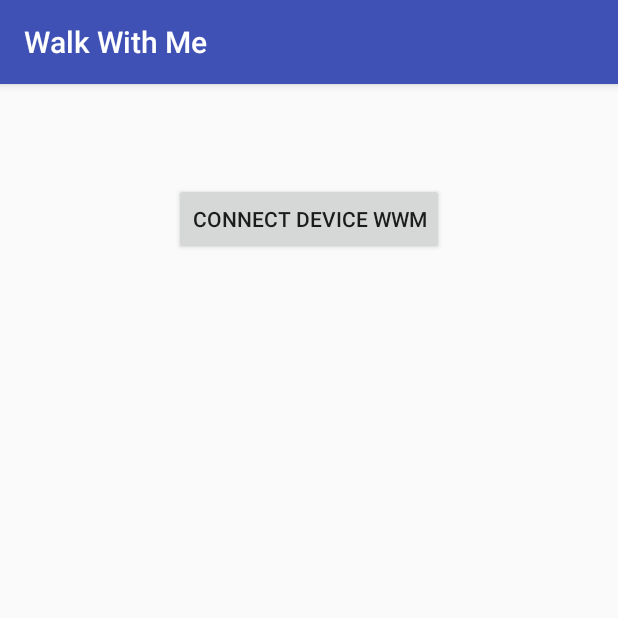
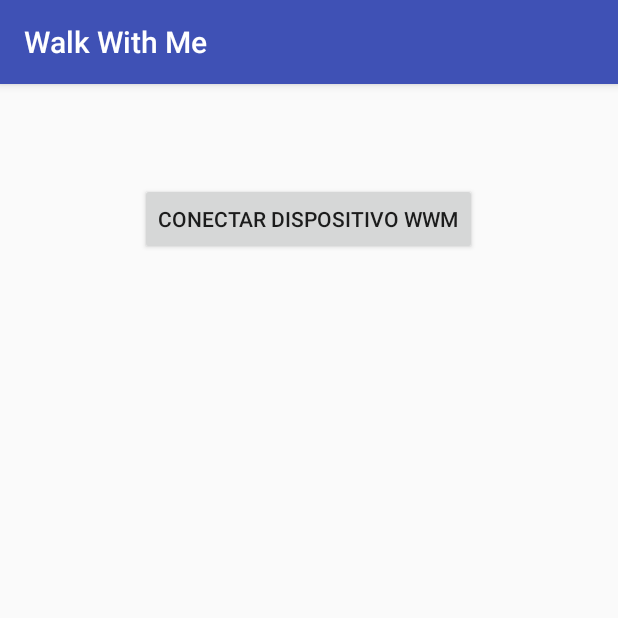
Before and after one commit to M4uRoDev/WWMe, an Android app: the screen it shows after launch (MainActivity), on a phone screen of 412 x 824 dp, the top half of it. Run offline under Robolectric (Android 15) with nearby library versions, the phone set to English and light mode, and no system bars.

Commit message:
Detalles graficos

```diff
--- a/app/src/main/java/mauriciopoblete/walkwithme/lecturaAcc.java
+++ b/app/src/main/java/mauriciopoblete/walkwithme/lecturaAcc.java
@@ -35,11 +35,12 @@ public class lecturaAcc extends AppCompatActivity {
     protected void onCreate(Bundle savedInstanceState) {
         super.onCreate(savedInstanceState);
         setContentView(R.layout.activity_lectura_acc);
+        disconnect = (Button)(findViewById(R.id.button));
+        disconnect.setVisibility(View.GONE);
         spinner = (ProgressBar)findViewById(R.id.progressBar1);
         spinner.setVisibility(View.VISIBLE);
         final Bean beanConnect = (Bean) getIntent().getExtras().get("connect");
         editText = (TextView)(findViewById(R.id.editText));
-        disconnect = (Button)(findViewById(R.id.button));
         final LedColor green = LedColor.create(0, 255, 0);
         final LedColor off = LedColor.create(0, 0, 0);
 
@@ -62,6 +63,7 @@ public class lecturaAcc extends AppCompatActivity {
             public void onSerialMessageReceived(byte[] data) {
                 beanConnect.setLed(off);
                 spinner.setVisibility(View.GONE);
+                disconnect.setVisibility(View.VISIBLE);
                 String s = new String(data);
                 texto = s;
 
--- a/app/src/main/res/layout/activity_lectura_acc.xml
+++ b/app/src/main/res/layout/activity_lectura_acc.xml
@@ -21,7 +21,7 @@
     <Button
         android:layout_width="wrap_content"
         android:layout_height="wrap_content"
-        android:text="DESCONECTAR WWM DEVICE"
+        android:text="Desconectar Dispositivo WWM"
         android:id="@+id/button"
         android:layout_marginTop="50dp"
         android:layout_alignParentTop="true"
--- a/app/src/main/res/layout/activity_main.xml
+++ b/app/src/main/res/layout/activity_main.xml
@@ -12,7 +12,7 @@
     <Button
         android:layout_width="wrap_content"
         android:layout_height="wrap_content"
-        android:text="Connect Device WWM"
+        android:text="Conectar Dispositivo WWM"
         android:id="@+id/botonConnect"
         android:layout_marginTop="50dp"
         android:layout_alignParentTop="true"
```
